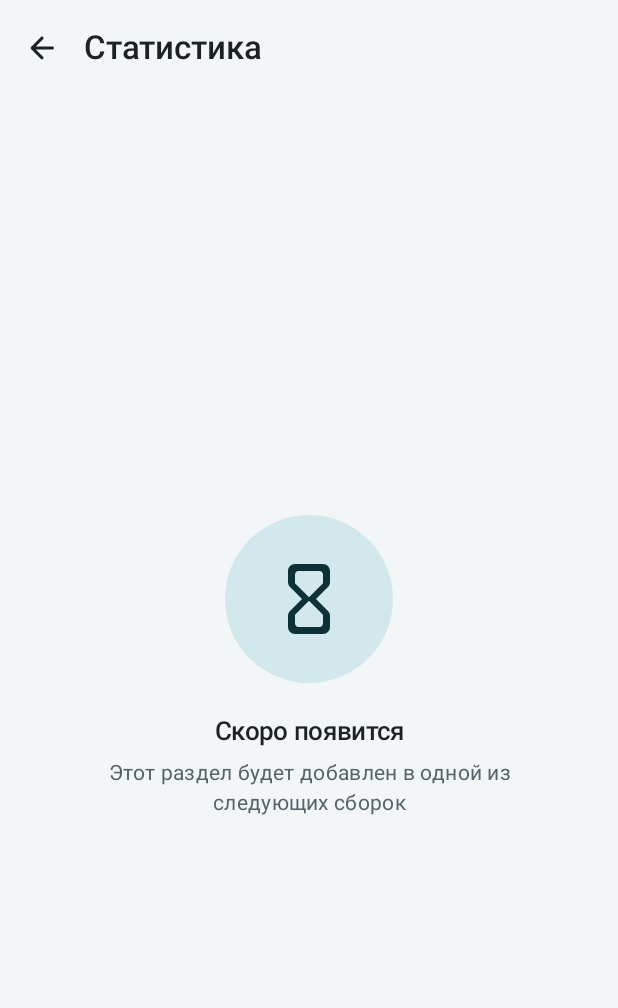
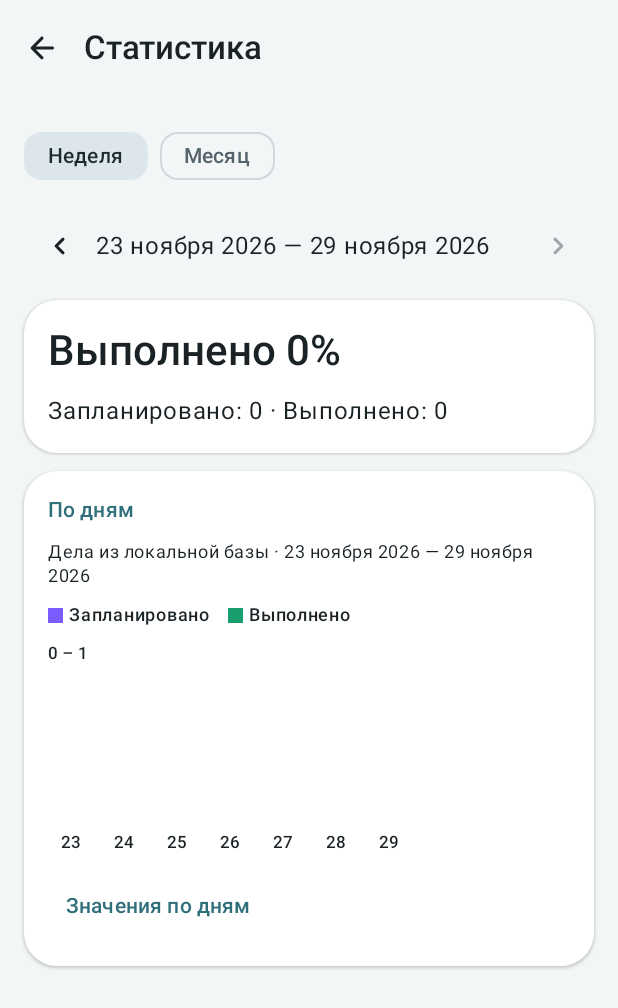
Before and after one commit to Vano3667/scheduler_app, an Android app built with Jetpack Compose: the StatsScreen screen opened through its navigation route, on a phone screen of 412 x 824 dp. Shown: the top 1008 px of the screen. Run offline under Robolectric (Android 15) with nearby library versions, the phone set to English and light mode, and no system bars; our stand-ins replace Room's generated code.

Commit message:
Этап 7: статистика по неделям и месяцам из локальной базы

```diff
--- a/app/src/main/java/ru/dayplanner/app/ui/stats/StatsScreen.kt
+++ b/app/src/main/java/ru/dayplanner/app/ui/stats/StatsScreen.kt
@@ -1,13 +1,38 @@
 package ru.dayplanner.app.ui.stats
 
-import androidx.compose.runtime.Composable
+import androidx.compose.foundation.*
+import androidx.compose.foundation.layout.*
+import androidx.compose.foundation.shape.RoundedCornerShape
+import androidx.compose.material.icons.Icons
+import androidx.compose.material.icons.rounded.*
+import androidx.compose.material3.*
+import androidx.compose.runtime.*
+import androidx.compose.runtime.saveable.rememberSaveable
+import androidx.compose.ui.*
+import androidx.compose.ui.graphics.Color
+import androidx.compose.ui.platform.LocalContext
 import androidx.compose.ui.res.stringResource
+import androidx.compose.ui.semantics.*
+import androidx.compose.ui.unit.dp
+import androidx.lifecycle.compose.collectAsStateWithLifecycle
 import ru.dayplanner.app.R
-import ru.dayplanner.app.ui.components.PlaceholderScreen
-
-// Статистика появится на этапе 7.
+import ru.dayplanner.app.container
+import ru.dayplanner.app.domain.*
+import ru.dayplanner.app.ui.*
+import ru.dayplanner.app.ui.components.*
+import java.time.*
 
 @Composable
-fun StatsScreen(onBack: () -> Unit) {
-    PlaceholderScreen(title = stringResource(R.string.open_stats), onBack = onBack)
+fun StatsScreen(onBack:()->Unit){val today=LocalDate.ofEpochDay(rememberToday());var monthly by rememberSaveable{mutableStateOf(false)};var offset by rememberSaveable{mutableIntStateOf(0)};var details by rememberSaveable{mutableStateOf(false)};val first=if(monthly) today.withDayOfMonth(1).plusMonths(offset.toLong()) else today.minusDays(today.dayOfWeek.value-1L).plusWeeks(offset.toLong());val last=if(monthly)first.plusMonths(1).minusDays(1) else first.plusDays(6);val period="${Fmt.fullDate(first.toEpochDay())} — ${Fmt.fullDate(last.toEpochDay())}";val snap by LocalContext.current.container.repository.data.collectAsStateWithLifecycle();val stat=remember(snap,first,last){snap?.stats(first.toEpochDay(),last.toEpochDay())}
+    ScreenScaffold(stringResource(R.string.open_stats),onBack){p->Column(Modifier.padding(p).verticalScroll(rememberScrollState()).padding(16.dp),verticalArrangement=Arrangement.spacedBy(12.dp)){
+        Row(horizontalArrangement=Arrangement.spacedBy(8.dp)){FilterChip(!monthly,{monthly=false;offset=0},{Text(stringResource(R.string.stats_week))});FilterChip(monthly,{monthly=true;offset=0},{Text(stringResource(R.string.stats_month))})}
+        Row(verticalAlignment=Alignment.CenterVertically){IconButton(onClick={offset--},enabled=first.year>=1970){Icon(Icons.Rounded.ChevronLeft,stringResource(R.string.stats_prev))}; Text(period,Modifier.weight(1f));IconButton(onClick={offset++},enabled=offset<0){Icon(Icons.Rounded.ChevronRight,stringResource(R.string.stats_next))}}
+        if(stat==null)LinearProgressIndicator() else {SectionCard{Text(stringResource(R.string.stats_percent,stat.percent),style=MaterialTheme.typography.headlineMedium);Text(stringResource(R.string.stats_totals,stat.planned,stat.done))};SectionCard(title=stringResource(R.string.stats_by_day)){Text(stringResource(R.string.stats_source,period),style=MaterialTheme.typography.bodySmall);DayBars(stat);TextButton(onClick={details=!details}){Text(stringResource(R.string.stats_details))};if(details)stat.days.forEach{Text(stringResource(R.string.stats_day,Fmt.shortDate(it.day),it.done,it.planned))}}}
+    }}
 }
+@Composable
+private fun DayBars(stat:PeriodStat){val dark=isSystemInDarkTheme();val planned=if(dark)Color(0xff9b82ff) else Color(0xff7b5cff);val done=if(dark)Color(0xff34c98e) else Color(0xff1a9e6e);val max=stat.days.maxOfOrNull{it.planned}?.coerceAtLeast(1)?:1
+    FlowRow(horizontalArrangement=Arrangement.spacedBy(12.dp)){listOf(planned to R.string.stats_planned,done to R.string.stats_done).forEach{(color, label)->Row(verticalAlignment=Alignment.CenterVertically){Spacer(Modifier.size(10.dp).background(color));Spacer(Modifier.width(4.dp));Text(stringResource(label),style=MaterialTheme.typography.labelMedium)}}}
+    Text("0 – $max",style=MaterialTheme.typography.labelSmall)
+    Row(Modifier.horizontalScroll(rememberScrollState()),horizontalArrangement=Arrangement.spacedBy(5.dp)){stat.days.forEach{d->val desc=stringResource(R.string.stats_day,Fmt.shortDate(d.day),d.done,d.planned);Column(Modifier.width(30.dp).semantics {contentDescription=desc},horizontalAlignment=Alignment.CenterHorizontally){Row(Modifier.height(100.dp),verticalAlignment=Alignment.Bottom,horizontalArrangement=Arrangement.spacedBy(2.dp)){listOf(planned to d.planned,done to d.done).forEach{(color,count)->Spacer(Modifier.width(10.dp).height((100f*count/max).dp).background(color,RoundedCornerShape(topStart=3.dp,topEnd=3.dp)))}};Text(LocalDate.ofEpochDay(d.day).dayOfMonth.toString(),style=MaterialTheme.typography.labelSmall)} } }
+}
--- /dev/null
+++ b/app/src/main/res/values/strings_stats.xml
@@ -0,0 +1 @@
+<resources><string name="stats_week">Неделя</string><string name="stats_month">Месяц</string><string name="stats_prev">Предыдущий период</string><string name="stats_next">Следующий период</string><string name="stats_totals">Запланировано: %1$d · Выполнено: %2$d</string><string name="stats_percent">Выполнено %1$d%%</string><string name="stats_by_day">По дням</string><string name="stats_source">Дела из локальной базы · %1$s</string><string name="stats_planned">Запланировано</string><string name="stats_done">Выполнено</string><string name="stats_day">%1$s: выполнено %2$d из %3$d</string><string name="stats_details">Значения по дням</string></resources>
```
